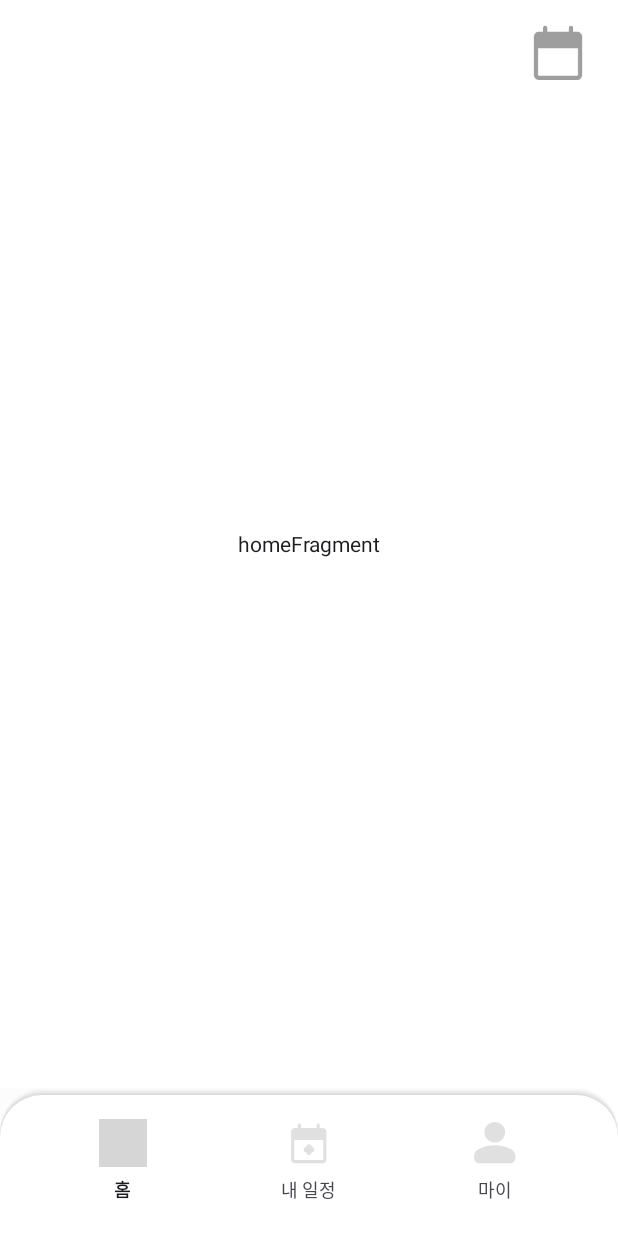
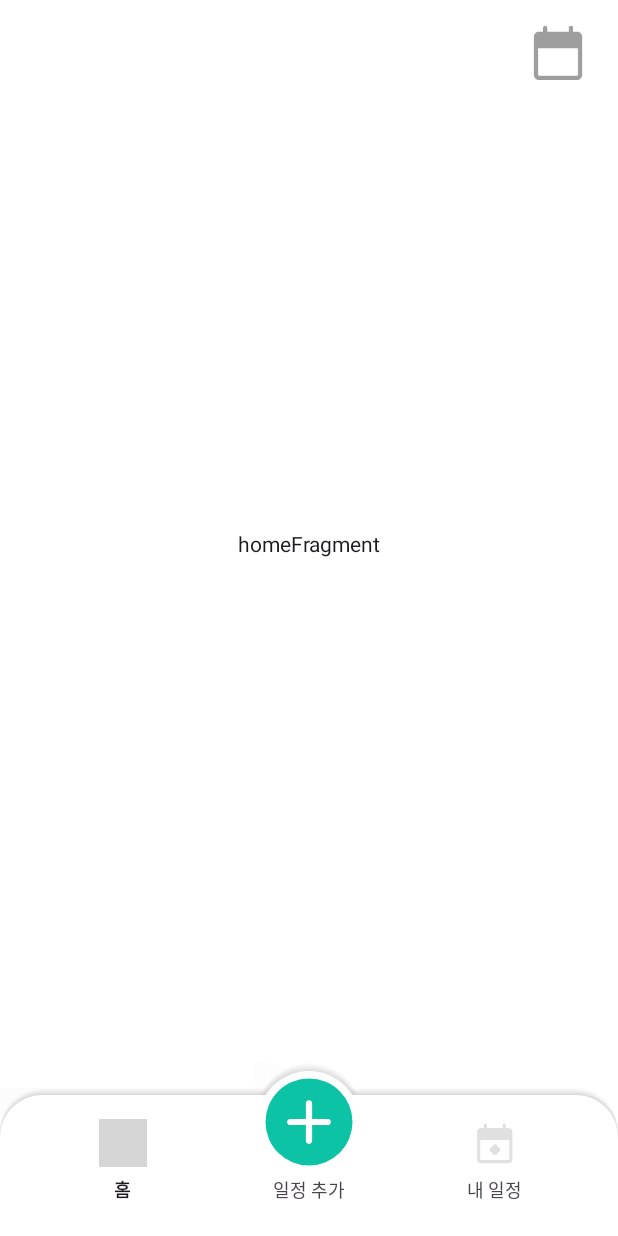
Before and after one commit to TImeCAlling/TImeCAlling_FE, an Android app: the screen it shows after launch (MainActivity), on a phone screen of 412 x 824 dp. Run offline under Robolectric (Android 15) with nearby library versions, the phone set to English and light mode, and no system bars; our stand-ins replace Dagger/Hilt's generated code, data binding, navigation-ui; grey boxes are pictures that could not be loaded.

Commit message:
[CHORE/#17] 바텀네비 UI 수정

```diff
--- /dev/null
+++ b/app/src/main/res/drawable/bottom_nav_shadow.xml
@@ -0,0 +1,130 @@
+<?xml version="1.0" encoding="utf-8"?>
+<layer-list xmlns:android="http://schemas.android.com/apk/res/android">
+    <item>
+        <shape android:shape="rectangle">
+            <padding
+                android:bottom="0dp"
+                android:left="0dp"
+                android:right="0dp"
+                android:top="1dp" />
+            <corners android:topLeftRadius="999dp"
+                android:topRightRadius="999dp" />
+            <solid android:color="#00CCCCCC" />
+        </shape>
+    </item>
+    <item>
+        <shape android:shape="rectangle">
+            <padding
+                android:bottom="0dp"
+                android:left="0dp"
+                android:right="0dp"
+                android:top="1dp" />
+            <corners android:topLeftRadius="999dp"
+                android:topRightRadius="999dp" />
+            <solid android:color="#05CCCCCC" />
+        </shape>
+    </item>
+    <item>
+        <shape android:shape="rectangle">
+            <padding
+                android:bottom="0dp"
+                android:left="0dp"
+                android:right="0dp"
+                android:top="1dp" />
+            <corners android:topLeftRadius="999dp" />
+            <corners android:topRightRadius="999dp" />
+            <solid android:color="#10CCCCCC" />
+        </shape>
+    </item>
+    <item>
+        <shape android:shape="rectangle">
+            <padding
+                android:bottom="0dp"
+                android:left="0dp"
+                android:right="0dp"
+                android:top="1dp" />
+            <corners android:topLeftRadius="999dp"
+                android:topRightRadius="999dp" />
+            <solid android:color="#15CCCCCC" />
+        </shape>
+    </item>
+    <item>
+        <shape android:shape="rectangle">
+            <padding
+                android:bottom="0dp"
+                android:left="0dp"
+                android:right="0dp"
+                android:top="1dp" />
+            <corners android:topLeftRadius="999dp"
+                android:topRightRadius="999dp" />
+            <solid android:color="#20CCCCCC" />
+        </shape>
+    </item>
+    <item>
+        <shape android:shape="rectangle">
+            <padding
+                android:bottom="0dp"
+                android:left="0dp"
+                android:right="0dp"
+                android:top="1dp" />
+            <corners android:topLeftRadius="999dp"
+                android:topRightRadius="999dp" />
+            <solid android:color="#25CCCCCC" />
+        </shape>
+    </item>
+    <item>
+        <shape android:shape="rectangle">
+            <padding
+                android:bottom="0dp"
+                android:left="0dp"
+                android:right="0dp"
+                android:top="1dp" />
+            <corners android:topLeftRadius="999dp"
+                android:topRightRadius="999dp" />
+            <solid android:color="#30CCCCCC" />
+        </shape>
+    </item>
+    <item>
+        <shape android:shape="rectangle">
+            <padding
+                android:bottom="0dp"
+                android:left="0dp"
+                android:right="0dp"
+                android:top="1dp" />
+            <corners android:topLeftRadius="999dp"
+                android:topRightRadius="999dp" />
+            <solid android:color="#40CCCCCC" />
+        </shape>
+    </item>
+    <item>
+        <shape android:shape="rectangle">
+            <padding
+                android:bottom="0dp"
+                android:left="0dp"
+                android:right="0dp"
+                android:top="1dp" />
+            <corners android:topLeftRadius="999dp"
+                android:topRightRadius="999dp" />
+            <solid android:color="#50CCCCCC" />
+        </shape>
+    </item>
+    <item>
+        <shape android:shape="rectangle">
+            <padding
+                android:bottom="0dp"
+                android:left="0dp"
+                android:right="0dp"
+                android:top="1dp" />
+            <corners android:topLeftRadius="999dp"
+                android:topRightRadius="999dp" />
+            <solid android:color="#50CCCCCC" />
+        </shape>
+    </item>
+    <!-- 원 본체 -->
+    <item>
+        <shape android:shape="rectangle">
+            <corners android:radius="999dp" />
+            <solid android:color="#50CCCCCC" />
+        </shape>
+    </item>
+</layer-list>
--- /dev/null
+++ b/app/src/main/res/drawable/ic_plus.xml
@@ -0,0 +1,16 @@
+<vector xmlns:android="http://schemas.android.com/apk/res/android"
+    android:width="72dp"
+    android:height="72dp"
+    android:viewportWidth="72"
+    android:viewportHeight="72">
+  <path
+      android:pathData="M36,7L36,7A29,29 0,0 1,65 36L65,36A29,29 0,0 1,36 65L36,65A29,29 0,0 1,7 36L7,36A29,29 0,0 1,36 7z"
+      android:fillColor="#0CC3A5"/>
+  <group>
+    <clip-path
+        android:pathData="M11,11h50v50h-50z"/>
+    <path
+        android:pathData="M33.917,38.083H23.5C22.91,38.083 22.415,37.884 22.016,37.485C21.617,37.085 21.417,36.59 21.417,36C21.417,35.41 21.617,34.915 22.016,34.516C22.415,34.116 22.91,33.917 23.5,33.917H33.917V23.5C33.917,22.91 34.117,22.415 34.516,22.016C34.915,21.616 35.41,21.417 36,21.417C36.591,21.417 37.085,21.616 37.485,22.016C37.884,22.415 38.084,22.91 38.084,23.5V33.917H48.5C49.091,33.917 49.585,34.116 49.985,34.516C50.384,34.915 50.584,35.41 50.584,36C50.584,36.59 50.384,37.085 49.985,37.485C49.585,37.884 49.091,38.083 48.5,38.083H38.084V48.5C38.084,49.09 37.884,49.585 37.485,49.985C37.085,50.384 36.591,50.583 36,50.583C35.41,50.583 34.915,50.384 34.516,49.985C34.117,49.585 33.917,49.09 33.917,48.5V38.083Z"
+        android:fillColor="#ffffff"/>
+  </group>
+</vector>
--- a/app/src/main/res/layout/activity_main.xml
+++ b/app/src/main/res/layout/activity_main.xml
@@ -20,26 +20,64 @@
             android:layout_height="0dp"
             app:layout_constraintTop_toTopOf="parent"
             app:layout_constraintBottom_toTopOf="@+id/main_bnv"
-            app:navGraph="@navigation/main_graph" />
+            app:navGraph="@navigation/main_graph"
+            />
+
+        <ImageView
+            android:layout_width="0dp"
+            android:layout_height="0dp"
+            android:src="@drawable/bottom_nav_shadow"
+            android:alpha="0.6"
+            app:layout_constraintDimensionRatio="1.05:1.2"
+            app:layout_constraintWidth_percent="0.176"
+            app:layout_constraintStart_toStartOf="@id/main_add_schedule_btn"
+            app:layout_constraintEnd_toEndOf="@id/main_add_schedule_btn"
+            app:layout_constraintTop_toTopOf="@id/main_add_schedule_btn"
+            app:layout_constraintBottom_toBottomOf="@id/main_add_schedule_btn"/>
 
         <com.google.android.material.bottomnavigation.BottomNavigationView
             android:id="@+id/main_bnv"
             android:layout_width="match_parent"
             android:layout_height="wrap_content"
             android:background="@drawable/bg_bottom"
+            android:paddingHorizontal="20dp"
             android:paddingVertical="10dp"
-            android:paddingHorizontal="20dp"
-            app:itemActiveIndicatorStyle="@style/BottomNavigationViewActiveIndicatorTransparent"            app:itemIconSize="32dp"
+            app:itemActiveIndicatorStyle="@style/BottomNavigationViewActiveIndicatorTransparent"
             app:itemBackground="@color/transparency"
-            app:labelVisibilityMode="labeled"
+            app:itemIconSize="32dp"
             app:itemIconTint="@drawable/selector_icon_tint"
             app:itemTextAppearanceActive="@style/TextAppearance.TimeCAlling.Bnv"
             app:itemTextAppearanceInactive="@style/TextAppearance.TimeCAlling.Bnv"
+            app:labelVisibilityMode="labeled"
             app:layout_constraintBottom_toBottomOf="parent"
+            app:layout_constraintEnd_toEndOf="parent"
+            app:layout_constraintHorizontal_bias="0.0"
+            app:layout_constraintStart_toStartOf="parent"
             app:layout_constraintTop_toBottomOf="@id/nav_host_fragment"
+            app:menu="@menu/main_menu" />
+
+        <ImageView
+            android:layout_width="0dp"
+            android:layout_height="0dp"
+            android:src="@drawable/shape_rect_999_white_fill"
+            android:elevation="20dp"
+            app:layout_constraintDimensionRatio="1:1"
+            app:layout_constraintWidth_percent="0.164"
+            app:layout_constraintStart_toStartOf="@id/main_add_schedule_btn"
+            app:layout_constraintEnd_toEndOf="@id/main_add_schedule_btn"
+            app:layout_constraintTop_toTopOf="@id/main_add_schedule_btn"
+            app:layout_constraintBottom_toBottomOf="@id/main_add_schedule_btn"/>
+
+        <ImageView
+            android:id="@+id/main_add_schedule_btn"
+            android:layout_width="wrap_content"
+            android:layout_height="wrap_content"
+            android:src="@drawable/ic_plus"
+            android:elevation="20dp"
             app:layout_constraintStart_toStartOf="parent"
             app:layout_constraintEnd_toEndOf="parent"
-            app:menu="@menu/main_menu"/>
+            app:layout_constraintBottom_toBottomOf="parent"
+            android:layout_marginBottom="40dp"/>
 
     </androidx.constraintlayout.widget.ConstraintLayout>
 </layout>
--- a/app/src/main/res/menu/main_menu.xml
+++ b/app/src/main/res/menu/main_menu.xml
@@ -1,18 +1,21 @@
 <?xml version="1.0" encoding="utf-8"?>
 <menu xmlns:android="http://schemas.android.com/apk/res/android"
-    xmlns:app="http://schemas.android.com/apk/res-auto">
+    xmlns:gom="http://schemas.android.com/apk/res-auto">
+
     <item
         android:id="@+id/homeFragment"
         android:icon="@drawable/sel_main_icon_bnv_home"
         android:title="홈" />
 
     <item
+        android:id="@+id/addScheduleFragmentTab"
+        android:icon="@null"
+        android:title="일정 추가"
+        gom:showAsAction="never"/>
+
+    <item
         android:id="@+id/calendarFragment"
         android:icon="@drawable/sel_main_icon_bnv_calendar"
         android:title="내 일정" />
 
-    <item
-        android:id="@+id/mypageFragment"
-        android:icon="@drawable/sel_main_icon_bnv_mypage"
-        android:title="마이" />
 </menu>
```
